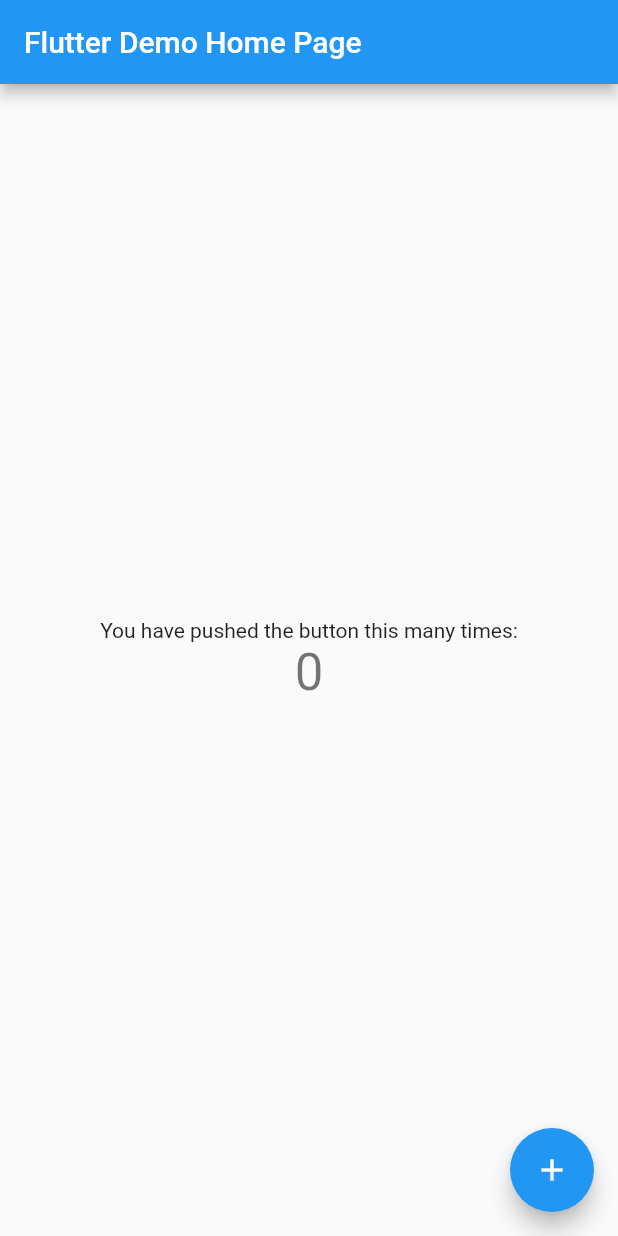
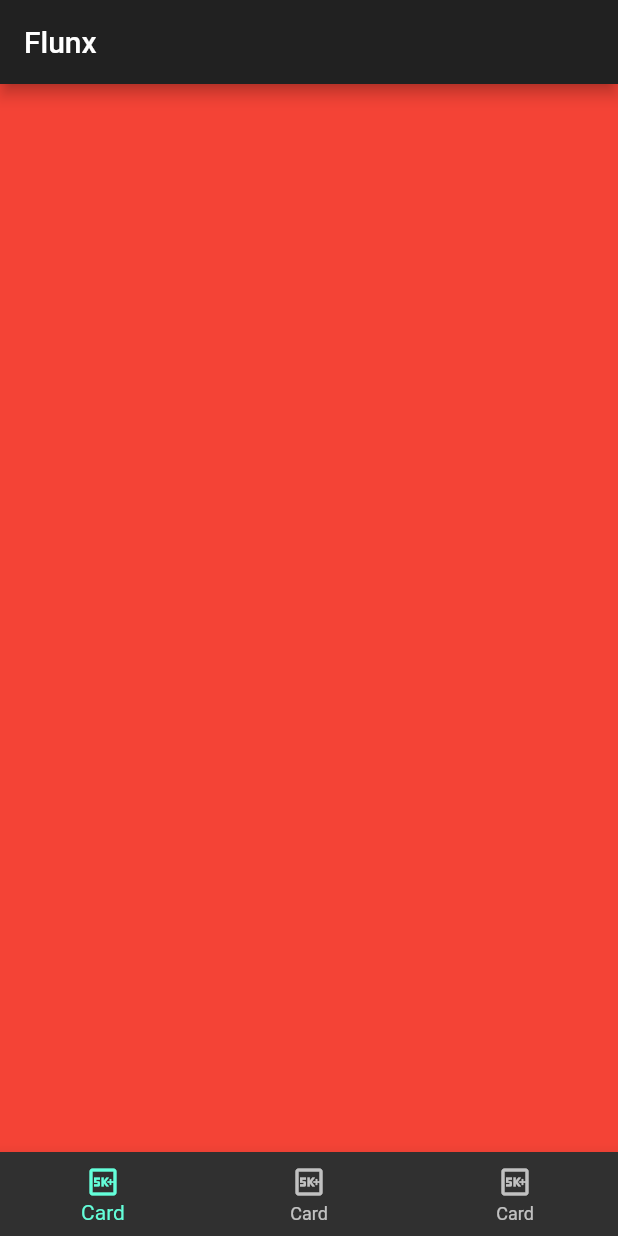
Before and after one commit to zarub2k/flunx, a Flutter app: the screen it shows after launch, on a phone screen of 412 x 824 dp. Run offline on Flutter 3.47's test engine with Material 2 defaults, Android fonts, the phone set to English and light mode, and no system bars; our stand-ins replace google_fonts.

Commit message:
google font is added

```diff
--- /dev/null
+++ b/lib/flunx_theme.dart
@@ -0,0 +1,27 @@
+import 'package:flutter/material.dart';
+import 'package:google_fonts/google_fonts.dart';
+
+class FlunxTheme {
+  static ThemeData dark() {
+    return ThemeData(
+      brightness: Brightness.dark,
+      appBarTheme: AppBarTheme(
+        foregroundColor: Colors.white,
+        backgroundColor: Colors.grey[900]
+      ),
+      floatingActionButtonTheme: const FloatingActionButtonThemeData(
+        foregroundColor: Colors.white,
+        backgroundColor: Colors.green
+      ),
+      textTheme: darkTextTheme,
+    );
+  }
+
+  static TextTheme darkTextTheme = TextTheme(
+    bodyText1: GoogleFonts.abel(
+      fontSize: 16.0,
+      fontWeight: FontWeight.w700,
+      color: Colors.white
+    )
+  );
+}
--- /dev/null
+++ b/lib/home.dart
@@ -0,0 +1,53 @@
+import 'package:flutter/material.dart';
+
+class Home extends StatefulWidget {
+  const Home({Key? key}) : super(key: key);
+
+  @override
+  State<StatefulWidget> createState() {
+    return _HomeState();
+  }
+}
+
+class _HomeState extends State<Home> {
+  int _selectedIndex = 0;
+
+  static List<Widget> pages = [
+    Container(color: Colors.red,),
+    Container(color: Colors.green,),
+    Container(color: Colors.blue,),
+  ];
+
+  @override
+  Widget build(BuildContext context) {
+    return Scaffold(
+      appBar: AppBar(
+        title: const Text('Flunx'),
+      ),
+      body: pages[_selectedIndex],
+      bottomNavigationBar: _buildBottomNavigationBar(context),
+    );
+  }
+
+  BottomNavigationBar _buildBottomNavigationBar(BuildContext context) {
+    return BottomNavigationBar(
+      selectedItemColor: Theme.of(context).textSelectionTheme.selectionColor,
+      currentIndex: _selectedIndex,
+      items: const <BottomNavigationBarItem>[
+        BottomNavigationBarItem(
+          icon: Icon(Icons.five_k_plus_outlined),
+          label: 'Card'
+        ),
+        BottomNavigationBarItem(icon: Icon(Icons.five_k_plus_outlined), label: 'Card'),
+        BottomNavigationBarItem(icon: Icon(Icons.five_k_plus_outlined), label: 'Card')
+      ],
+      onTap: _onTap,
+    );
+  }
+
+  void _onTap(int value) {
+    setState(() {
+      _selectedIndex = value;
+    });
+  }
+}
--- a/lib/main.dart
+++ b/lib/main.dart
@@ -1,45 +1,34 @@
+import 'package:flunx/flunx_theme.dart';
 import 'package:flutter/material.dart';
+import 'home.dart';
 
 void main() {
-  runApp(const MyApp());
+  runApp(const Flunx());
 }
 
-class MyApp extends StatelessWidget {
-  const MyApp({Key? key}) : super(key: key);
+class Flunx extends StatelessWidget {
+  const Flunx({Key? key}) : super(key: key);
 
   // This widget is the root of your application.
   @override
   Widget build(BuildContext context) {
+    // ThemeData theme = ThemeData();
     return MaterialApp(
-      title: 'Flutter Demo',
-      theme: ThemeData(
-        // This is the theme of your application.
-        //
-        // Try running your application with "flutter run". You'll see the
-        // application has a blue toolbar. Then, without quitting the app, try
-        // changing the primarySwatch below to Colors.green and then invoke
-        // "hot reload" (press "r" in the console where you ran "flutter run",
-        // or simply save your changes to "hot reload" in a Flutter IDE).
-        // Notice that the counter didn't reset back to zero; the application
-        // is not restarted.
-        primarySwatch: Colors.blue,
-      ),
-      home: const MyHomePage(title: 'Flutter Demo Home Page'),
+      title: 'Flunx',
+      theme: FlunxTheme.dark(),
+      // theme: theme.copyWith(
+      //   colorScheme: theme.colorScheme.copyWith(
+      //     primary: Colors.deepOrangeAccent,
+      //     secondary: Colors.black
+      //   )
+      // ),
+      home: const Home(),
     );
   }
 }
 
 class MyHomePage extends StatefulWidget {
   const MyHomePage({Key? key, required this.title}) : super(key: key);
-
-  // This widget is the home page of your application. It is stateful, meaning
-  // that it has a State object (defined below) that contains fields that affect
-  // how it looks.
-
-  // This class is the configuration for the state. It holds the values (in this
-  // case the title) provided by the parent (in this case the App widget) and
-  // used by the build method of the State. Fields in a Widget subclass are
-  // always marked "final".
 
   final String title;
 
@@ -49,54 +38,27 @@ class MyHomePage extends StatefulWidget {
 
 class _MyHomePageState extends State<MyHomePage> {
   int _counter = 0;
+  final theme = FlunxTheme.dark();
 
   void _incrementCounter() {
     setState(() {
-      // This call to setState tells the Flutter framework that something has
-      // changed in this State, which causes it to rerun the build method below
-      // so that the display can reflect the updated values. If we changed
-      // _counter without calling setState(), then the build method would not be
-      // called again, and so nothing would appear to happen.
       _counter++;
     });
   }
 
   @override
   Widget build(BuildContext context) {
-    // This method is rerun every time setState is called, for instance as done
-    // by the _incrementCounter method above.
-    //
-    // The Flutter framework has been optimized to make rerunning build methods
-    // fast, so that you can just rebuild anything that needs updating rather
-    // than having to individually change instances of widgets.
     return Scaffold(
       appBar: AppBar(
-        // Here we take the value from the MyHomePage object that was created by
-        // the App.build method, and use it to set our appbar title.
         title: Text(widget.title),
       ),
       body: Center(
-        // Center is a layout widget. It takes a single child and positions it
-        // in the middle of the parent.
         child: Column(
-          // Column is also a layout widget. It takes a list of children and
-          // arranges them vertically. By default, it sizes itself to fit its
-          // children horizontally, and tries to be as tall as its parent.
-          //
-          // Invoke "debug painting" (press "p" in the console, choose the
-          // "Toggle Debug Paint" action from the Flutter Inspector in Android
-          // Studio, or the "Toggle Debug Paint" command in Visual Studio Code)
-          // to see the wireframe for each widget.
-          //
-          // Column has various properties to control how it sizes itself and
-          // how it positions its children. Here we use mainAxisAlignment to
-          // center the children vertically; the main axis here is the vertical
-          // axis because Columns are vertical (the cross axis would be
-          // horizontal).
           mainAxisAlignment: MainAxisAlignment.center,
           children: <Widget>[
-            const Text(
+            Text(
               'You have pushed the button this many times:',
+              style: theme.textTheme.bodyText1
             ),
             Text(
               '$_counter',
--- a/pubspec.yaml
+++ b/pubspec.yaml
@@ -34,6 +34,7 @@ dependencies:
   # The following adds the Cupertino Icons font to your application.
   # Use with the CupertinoIcons class for iOS style icons.
   cupertino_icons: ^1.0.2
+  google_fonts: ^2.1.0
 
 dev_dependencies:
   flutter_test:
```
Also changed, not shown: 2 other files.
